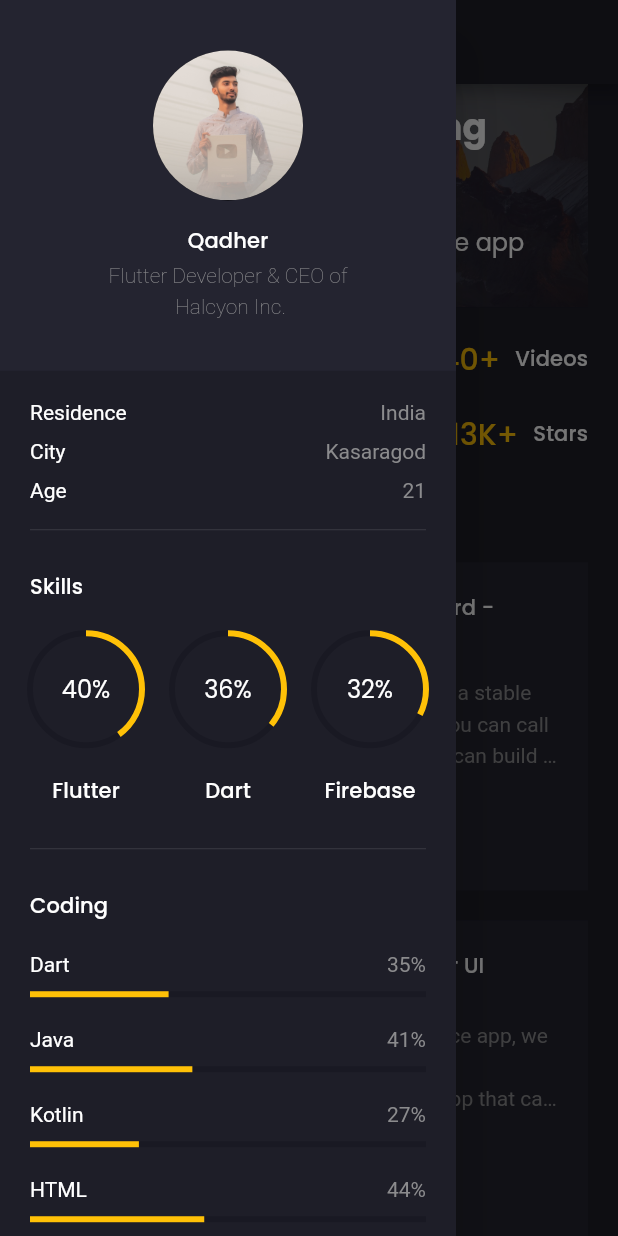
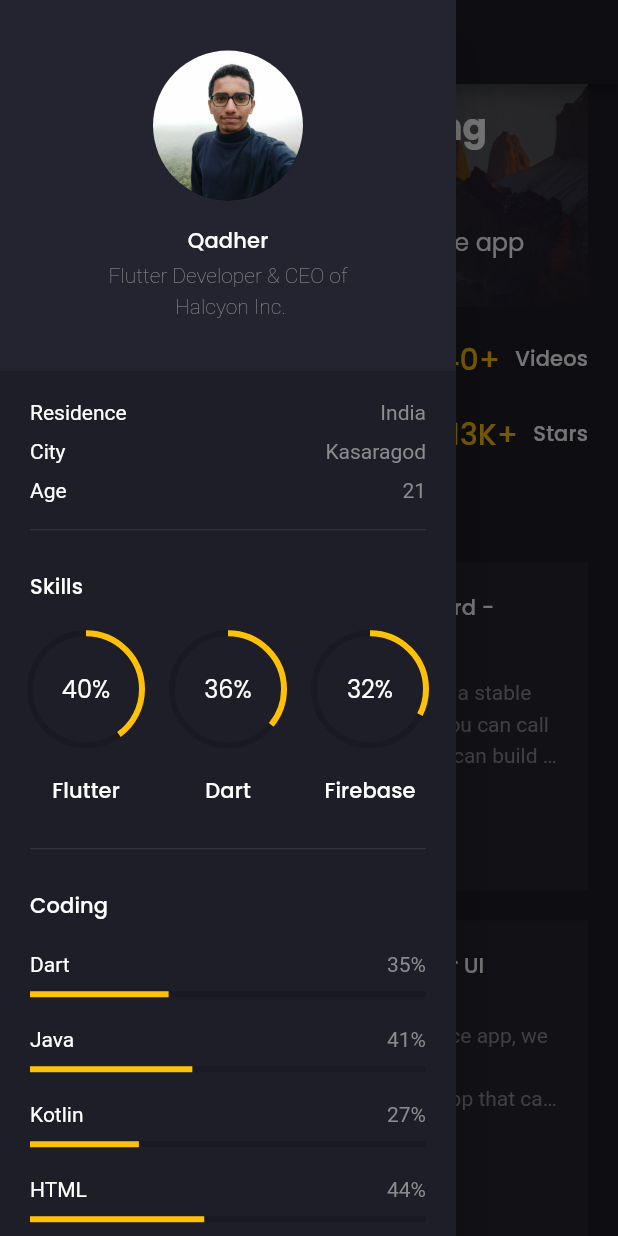
Before and after one commit to qadher/Responsive-And-Animated-Portfolio-Flutter, a Flutter app: the screen it shows after launch, with the side drawer open, on a phone screen of 412 x 824 dp. Run offline on Flutter 3.47's test engine with Material 2 defaults, Android fonts, the phone set to English and light mode, and no system bars; drawn by our look-alikes of animated_text_kit; our stand-ins replace flutter_svg, google_fonts.

Commit message:
profile added

```diff
--- a/lib/screens/components/my_info.dart
+++ b/lib/screens/components/my_info.dart
@@ -19,7 +19,7 @@ class MyInfo extends StatelessWidget {
             CircleAvatar(
               radius: 50,
               backgroundImage:
-              AssetImage("assets/images/IMG_7344.jpg"),
+               AssetImage("assets/images/mypic.jpg"),
             ),
             Spacer(),
             Text(
```
Also changed, not shown: assets/images/mypic.jpg (added), 1 other file.
